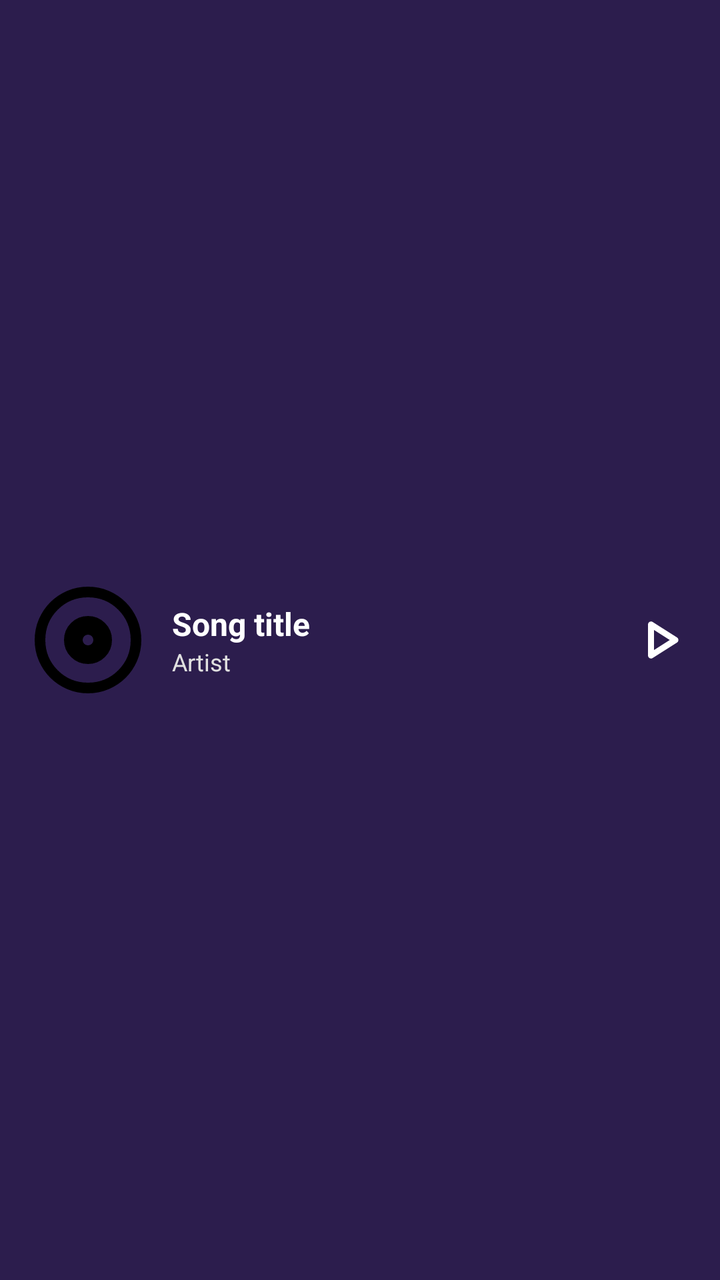
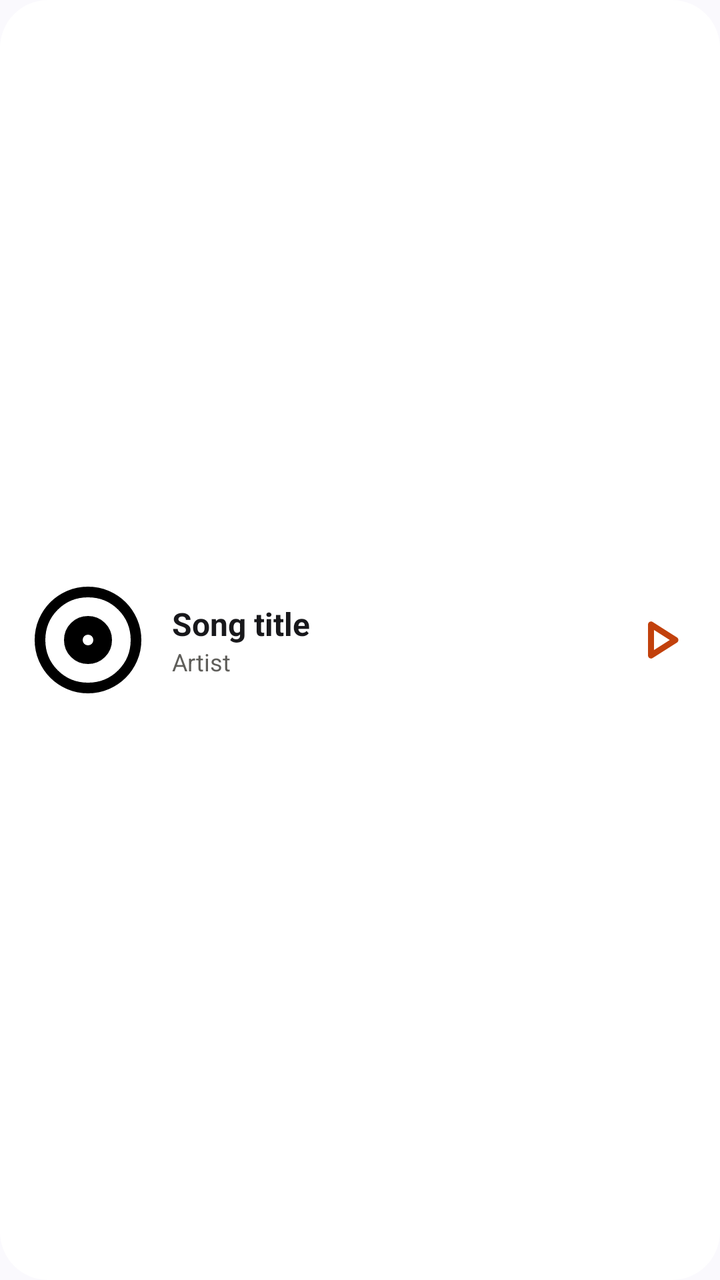

Before-and-after screenshots of an Android layout around one commit, followed by the original layout XML and the change that was made.
<!-- AndroidManifest.xml: application theme Theme.LMusic -->
<!-- res/layout/glance_widget_preview_medium.xml -->
<?xml version="1.0" encoding="utf-8"?>
<LinearLayout xmlns:android="http://schemas.android.com/apk/res/android"
    xmlns:app="http://schemas.android.com/apk/res-auto"
    android:layout_width="200dp"
    android:layout_height="120dp"
    android:orientation="horizontal"
    android:background="#FF2C1D4D"
    android:gravity="center_vertical"
    android:padding="12dp"
    android:id="@+id/widget_preview_root"
    android:theme="@android:style/Theme.DeviceDefault">

    
    <ImageView
        android:layout_width="64dp"
        android:layout_height="64dp"
        android:id="@+id/album_art_preview"
        android:src="@drawable/rounded_album_24" />

    
    <LinearLayout
        android:layout_width="0dp"
        android:layout_height="wrap_content"
        android:layout_weight="1"
        android:orientation="vertical"
        android:layout_marginStart="10dp">

        <TextView
            android:layout_width="wrap_content"
            android:layout_height="wrap_content"
            android:text="@string/widget_preview_song_title"
            android:textColor="@android:color/white"
            android:textSize="16sp"
            android:textStyle="bold" />

        <TextView
            android:layout_width="wrap_content"
            android:layout_height="wrap_content"
            android:text="@string/widget_preview_artist"
            android:textColor="#E0E0E0"
            android:textSize="12sp" />
    </LinearLayout>

    
    <ImageView
        android:layout_width="36dp"
        android:layout_height="36dp"
        android:src="@drawable/rounded_play_arrow_24"
        android:layout_marginStart="8dp"
        app:tint="@android:color/white" />
</LinearLayout>
<!-- resources referenced by this layout -->
<resources>
  <!-- drawable rounded_album_24 (drawable) -->
  <vector xmlns:android="http://schemas.android.com/apk/res/android" android:height="24dp" android:tint="#000000" android:viewportHeight="960" android:viewportWidth="960" android:width="24dp">
        
      <path android:fillColor="@android:color/white" android:pathData="M480,660Q555,660 607.5,607.5Q660,555 660,480Q660,405 607.5,352.5Q555,300 480,300Q405,300 352.5,352.5Q300,405 300,480Q300,555 352.5,607.5Q405,660 480,660ZM480,520Q463,520 451.5,508.5Q440,497 440,480Q440,463 451.5,451.5Q463,440 480,440Q497,440 508.5,451.5Q520,463 520,480Q520,497 508.5,508.5Q497,520 480,520ZM480,880Q397,880 324,848.5Q251,817 197,763Q143,709 111.5,636Q80,563 80,480Q80,397 111.5,324Q143,251 197,197Q251,143 324,111.5Q397,80 480,80Q563,80 636,111.5Q709,143 763,197Q817,251 848.5,324Q880,397 880,480Q880,563 848.5,636Q817,709 763,763Q709,817 636,848.5Q563,880 480,880ZM480,800Q614,800 707,707Q800,614 800,480Q800,346 707,253Q614,160 480,160Q346,160 253,253Q160,346 160,480Q160,614 253,707Q346,800 480,800ZM480,480Q480,480 480,480Q480,480 480,480Q480,480 480,480Q480,480 480,480Q480,480 480,480Q480,480 480,480Q480,480 480,480Q480,480 480,480Z"/>
      
  </vector>
  <!-- drawable rounded_play_arrow_24 (drawable) -->
  <vector xmlns:android="http://schemas.android.com/apk/res/android" android:height="24dp" android:tint="#000000" android:viewportHeight="960" android:viewportWidth="960" android:width="24dp">
        
      <path android:fillColor="@android:color/white" android:pathData="M320,687L320,273Q320,256 332,244.5Q344,233 360,233Q365,233 370.5,234.5Q376,236 381,239L707,446Q716,452 720.5,461Q725,470 725,480Q725,490 720.5,499Q716,508 707,514L381,721Q376,724 370.5,725.5Q365,727 360,727Q344,727 332,715.5Q320,704 320,687ZM400,480L400,480L400,480ZM400,614L610,480L400,346L400,614Z"/>
      
  </vector>
  <string name="widget_preview_artist">Artist</string>
  <string name="widget_preview_song_title">Song title</string>
  <style name="Theme.LMusic" parent="Theme.Material3.DynamicColors.DayNight">
          <item name="windowActionBar">false</item>
          <item name="windowNoTitle">true</item>
      </style>
</resources>

<!-- the commit's change to res/layout/glance_widget_preview_medium.xml (unified diff, before → after) -->
@@ -4,7 +4,7 @@
     android:layout_width="200dp"
     android:layout_height="120dp"
     android:orientation="horizontal"
-    android:background="#FF2C1D4D"
+    android:background="@drawable/widget_preview_background"
     android:gravity="center_vertical"
     android:padding="12dp"
     android:id="@+id/widget_preview_root"
@@ -29,7 +29,7 @@
             android:layout_width="wrap_content"
             android:layout_height="wrap_content"
             android:text="@string/widget_preview_song_title"
-            android:textColor="@android:color/white"
+            android:textColor="@color/yuyu_widget_text"
             android:textSize="16sp"
             android:textStyle="bold" />
 
@@ -37,7 +37,7 @@
             android:layout_width="wrap_content"
             android:layout_height="wrap_content"
             android:text="@string/widget_preview_artist"
-            android:textColor="#E0E0E0"
+            android:textColor="@color/yuyu_widget_text_muted"
             android:textSize="12sp" />
     </LinearLayout>
 
@@ -47,5 +47,5 @@
         android:layout_height="36dp"
         android:src="@drawable/rounded_play_arrow_24"
         android:layout_marginStart="8dp"
-        app:tint="@android:color/white" />
+        app:tint="@color/yuyu_widget_accent" />
 </LinearLayout>
<!-- resource entries referenced after the edit -->
@@ -1,5 +1,8 @@
 <!-- resources referenced by this layout -->
 <resources>
+  <color name="yuyu_widget_accent">#FFC2410C</color>
+  <color name="yuyu_widget_text">#FF18181B</color>
+  <color name="yuyu_widget_text_muted">#FF5F5E5A</color>
   <!-- drawable rounded_album_24 (drawable) -->
   <vector xmlns:android="http://schemas.android.com/apk/res/android" android:height="24dp" android:tint="#000000" android:viewportHeight="960" android:viewportWidth="960" android:width="24dp">
         
@@ -12,11 +15,19 @@
       <path android:fillColor="@android:color/white" android:pathData="M320,687L320,273Q320,256 332,244.5Q344,233 360,233Q365,233 370.5,234.5Q376,236 381,239L707,446Q716,452 720.5,461Q725,470 725,480Q725,490 720.5,499Q716,508 707,514L381,721Q376,724 370.5,725.5Q365,727 360,727Q344,727 332,715.5Q320,704 320,687ZM400,480L400,480L400,480ZM400,614L610,480L400,346L400,614Z"/>
       
   </vector>
+  <!-- drawable widget_preview_background (drawable) -->
+  <?xml version="1.0" encoding="utf-8"?>
+  <shape xmlns:android="http://schemas.android.com/apk/res/android"
+      android:shape="rectangle">
+      <solid android:color="@color/yuyu_widget_canvas" />
+      <corners android:radius="24dp" />
+  </shape>
   <string name="widget_preview_artist">Artist</string>
   <string name="widget_preview_song_title">Song title</string>
   <style name="Theme.LMusic" parent="Theme.Material3.DynamicColors.DayNight">
           <item name="windowActionBar">false</item>
           <item name="windowNoTitle">true</item>
       </style>
+  <color name="yuyu_widget_canvas">#FFFFFFFF</color>
 </resources>
 
